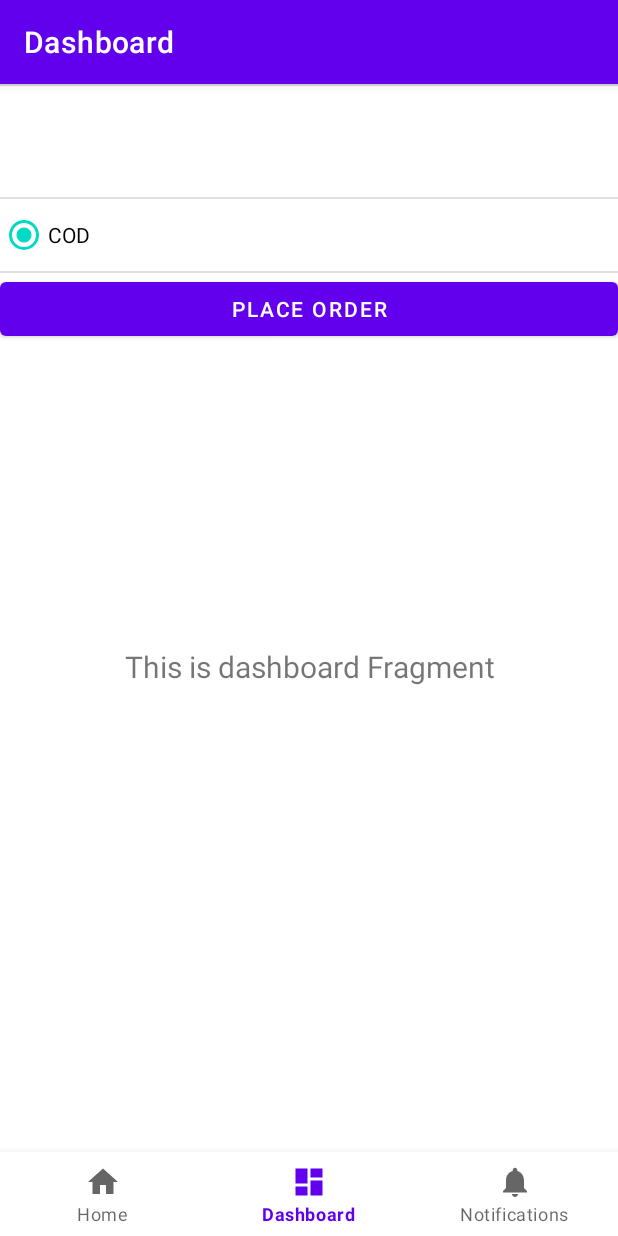
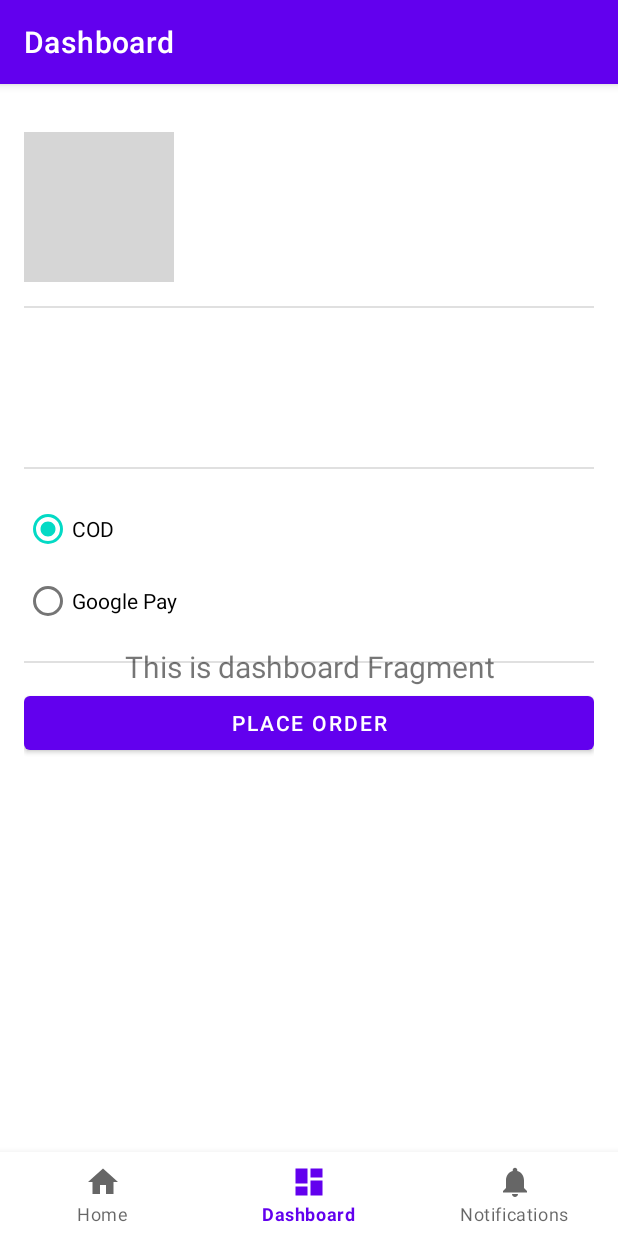
Before and after one commit to haseebpvt/Adhiyoz, an Android app: the fragment CheckoutFragment placed in its activity, item 2 of the bottom bar chosen, on a phone screen of 412 x 824 dp. Run offline under Robolectric (Android 15) with nearby library versions, the phone set to English and light mode, and no system bars; our stand-ins replace Dagger/Hilt's generated code, Firebase (no records; nobody signed in at launch, a user with empty details on screens opened directly), data binding, navigation-ui; libraries missing offline, so code that uses them is left out: androidx.hilt.lifecycle; 6 statements that could not run were skipped; grey boxes are pictures that could not be loaded.

Commit message:
Loading product details in checkout screen

```diff
--- a/app/src/main/java/com/android/adhiyoz/ui/checkout/CheckoutFragment.kt
+++ b/app/src/main/java/com/android/adhiyoz/ui/checkout/CheckoutFragment.kt
@@ -5,17 +5,34 @@ import android.view.LayoutInflater
 import android.view.View
 import android.view.ViewGroup
 import androidx.fragment.app.Fragment
-import com.android.adhiyoz.R
+import androidx.fragment.app.viewModels
+import androidx.navigation.fragment.navArgs
+import com.android.adhiyoz.databinding.FragmentCheckoutBinding
 import dagger.hilt.android.AndroidEntryPoint
 
 @AndroidEntryPoint
 class CheckoutFragment : Fragment() {
 
+    private val viewModel: CheckoutViewModel by viewModels()
+
+    private val args: CheckoutFragmentArgs by navArgs()
+
+    private lateinit var binding: FragmentCheckoutBinding
+
     override fun onCreateView(
         inflater: LayoutInflater, container: ViewGroup?,
         savedInstanceState: Bundle?
-    ): View? {
-        // Inflate the layout for this fragment
-        return inflater.inflate(R.layout.fragment_checkout, container, false)
+    ): View {
+        binding = FragmentCheckoutBinding.inflate(inflater, container, false).apply {
+            viewmodel = viewModel
+            lifecycleOwner = this@CheckoutFragment
+        }
+        return binding.root
+    }
+
+    override fun onViewCreated(view: View, savedInstanceState: Bundle?) {
+        super.onViewCreated(view, savedInstanceState)
+
+        viewModel.loadProductDetails(productId = args.productId)
     }
 }
--- a/app/src/main/java/com/android/adhiyoz/ui/checkout/CheckoutViewModel.kt
+++ b/app/src/main/java/com/android/adhiyoz/ui/checkout/CheckoutViewModel.kt
@@ -1,5 +1,35 @@
 package com.android.adhiyoz.ui.checkout
 
+import android.util.Log
+import androidx.hilt.lifecycle.ViewModelInject
+import androidx.lifecycle.LiveData
+import androidx.lifecycle.MutableLiveData
 import androidx.lifecycle.ViewModel
+import androidx.lifecycle.viewModelScope
+import com.android.adhiyoz.domain.product.GetProductDetailsWithProductIdUseCase
+import com.android.adhiyoz.result.Result
+import com.android.models.Product
+import kotlinx.coroutines.launch
 
-class CheckoutViewModel : ViewModel()
+class CheckoutViewModel @ViewModelInject constructor(
+    private val getProductDetailsWithProductIdUseCase: GetProductDetailsWithProductIdUseCase
+) : ViewModel() {
+
+    private val _product = MutableLiveData<Product>()
+    val product: LiveData<Product> = _product
+
+    fun loadProductDetails(productId: String) {
+        viewModelScope.launch {
+            when (val result = getProductDetailsWithProductIdUseCase(productId)) {
+                is Result.Success -> {
+                    _product.value = result.data
+                    Log.d("custom_log", "Success: ${result.data}")
+                }
+
+                is Result.Error -> {
+                    Log.d("custom_log", "Failed: ${result.exception}")
+                }
+            }
+        }
+    }
+}
--- a/app/src/main/res/layout/fragment_checkout.xml
+++ b/app/src/main/res/layout/fragment_checkout.xml
@@ -1,15 +1,36 @@
 <?xml version="1.0" encoding="utf-8"?>
-<LinearLayout xmlns:android="http://schemas.android.com/apk/res/android"
-    xmlns:tools="http://schemas.android.com/tools"
+<layout xmlns:android="http://schemas.android.com/apk/res/android"
+    xmlns:app="http://schemas.android.com/apk/res-auto"
+    xmlns:tools="http://schemas.android.com/tools">
+
+    <data>
+
+        <variable
+            name="viewmodel"
+            type="com.android.adhiyoz.ui.checkout.CheckoutViewModel" />
+    </data>
+
+    <LinearLayout
         android:layout_width="match_parent"
         android:layout_height="match_parent"
         android:orientation="vertical"
+        android:padding="16dp"
         tools:context=".ui.checkout.CheckoutFragment">
 
         <androidx.recyclerview.widget.RecyclerView
             android:id="@+id/product_list"
             android:layout_width="match_parent"
-        android:layout_height="wrap_content" />
+            android:layout_height="wrap_content"
+            android:visibility="gone" />
+
+        <include
+            layout="@layout/layout_product_info"
+            android:layout_width="match_parent"
+            android:layout_height="wrap_content"
+            android:layout_marginTop="@dimen/checkout_item_top_bottom_margin"
+            android:layout_marginBottom="@dimen/checkout_item_top_bottom_margin"
+            app:imageUrl="@{viewmodel.product.picture}"
+            app:title="@{viewmodel.product.productName}" />
 
         <View
             android:layout_width="match_parent"
@@ -18,14 +39,23 @@
 
         <include
             android:id="@+id/address_layout"
-        layout="@layout/layout_checkout_address" />
+            layout="@layout/layout_checkout_address"
+            android:layout_width="match_parent"
+            android:layout_height="wrap_content"
+            android:layout_marginTop="@dimen/checkout_item_top_bottom_margin"
+            android:layout_marginBottom="@dimen/checkout_item_top_bottom_margin" />
 
         <View
             android:layout_width="match_parent"
             android:layout_height="1dp"
             android:background="?android:attr/listDivider" />
 
-    <include layout="@layout/layout_checkout_delivery_method" />
+        <include
+            layout="@layout/layout_checkout_delivery_method"
+            android:layout_width="match_parent"
+            android:layout_height="wrap_content"
+            android:layout_marginTop="@dimen/checkout_item_top_bottom_margin"
+            android:layout_marginBottom="@dimen/checkout_item_top_bottom_margin" />
 
         <View
             android:layout_width="match_parent"
@@ -35,5 +65,7 @@
         <Button
             android:layout_width="match_parent"
             android:layout_height="wrap_content"
+            android:layout_marginTop="16dp"
             android:text="PLACE ORDER" />
     </LinearLayout>
+</layout>
--- a/app/src/main/res/layout/layout_checkout_delivery_method.xml
+++ b/app/src/main/res/layout/layout_checkout_delivery_method.xml
@@ -4,9 +4,19 @@
     android:layout_height="wrap_content"
     android:orientation="vertical">
 
-    <RadioButton
+    <RadioGroup
         android:layout_width="match_parent"
-        android:layout_height="wrap_content"
-        android:checked="true"
-        android:text="COD" />
+        android:layout_height="wrap_content">
+
+        <RadioButton
+            android:layout_width="match_parent"
+            android:layout_height="wrap_content"
+            android:checked="true"
+            android:text="COD" />
+
+        <RadioButton
+            android:layout_width="match_parent"
+            android:layout_height="wrap_content"
+            android:text="Google Pay" />
+    </RadioGroup>
 </LinearLayout>
--- /dev/null
+++ b/app/src/main/res/layout/layout_product_info.xml
@@ -0,0 +1,39 @@
+<?xml version="1.0" encoding="utf-8"?>
+<layout xmlns:android="http://schemas.android.com/apk/res/android"
+    xmlns:tools="http://schemas.android.com/tools">
+
+    <data>
+
+        <variable
+            name="imageUrl"
+            type="String" />
+
+        <variable
+            name="title"
+            type="String" />
+    </data>
+
+    <LinearLayout
+        android:layout_width="match_parent"
+        android:layout_height="wrap_content"
+        android:gravity="center_vertical"
+        android:orientation="horizontal">
+
+        <ImageView
+            android:id="@+id/productDetailsImageView"
+            loadWithGlide="@{imageUrl}"
+            android:layout_width="100dp"
+            android:layout_height="100dp" />
+
+        <TextView
+            android:id="@+id/productDetailsTitleTextView"
+            android:layout_width="match_parent"
+            android:layout_height="wrap_content"
+            android:layout_margin="8dp"
+            android:text="@{title}"
+            android:textColor="@color/black"
+            android:textSize="24sp"
+            tools:text="Title" />
+
+    </LinearLayout>
+</layout>
--- a/app/src/main/res/values/dimens.xml
+++ b/app/src/main/res/values/dimens.xml
@@ -3,4 +3,5 @@
     <dimen name="activity_horizontal_margin">16dp</dimen>
     <dimen name="activity_vertical_margin">16dp</dimen>
     <dimen name="product_details_button_padding">20dp</dimen>
+    <dimen name="checkout_item_top_bottom_margin">16dp</dimen>
 </resources>
```
Lines whose indentation alone changed are shown as unchanged.
